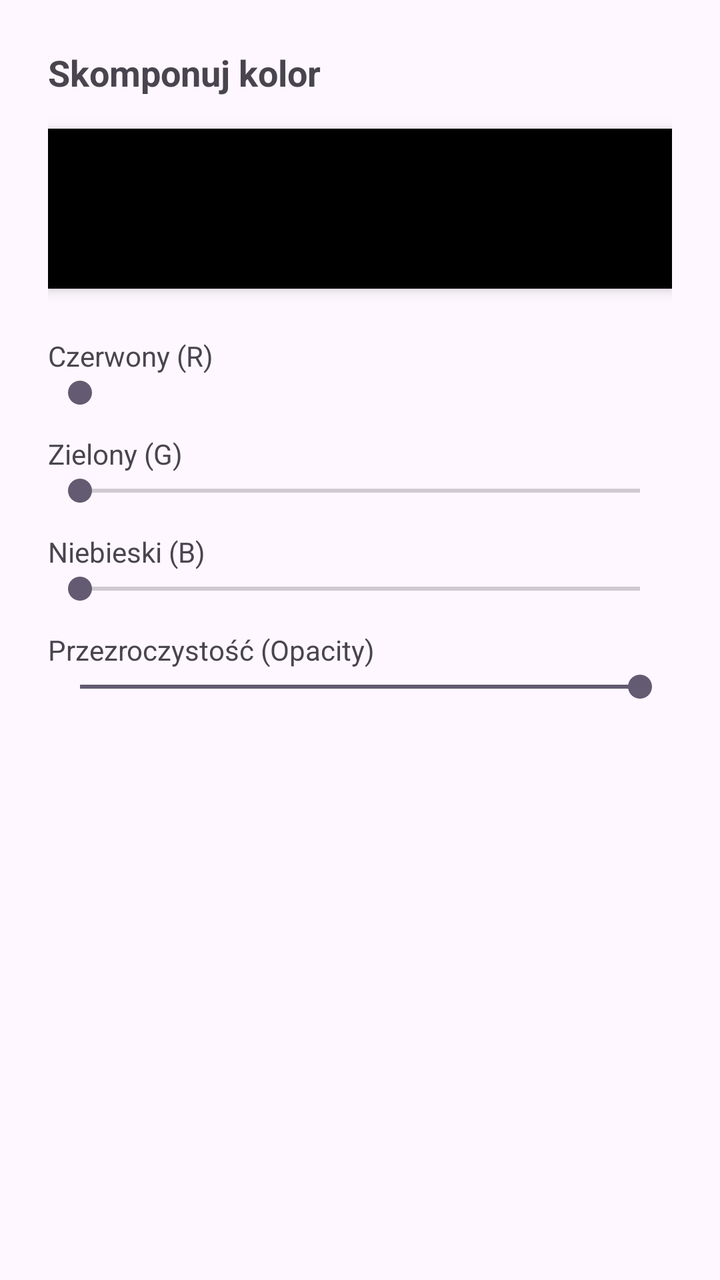
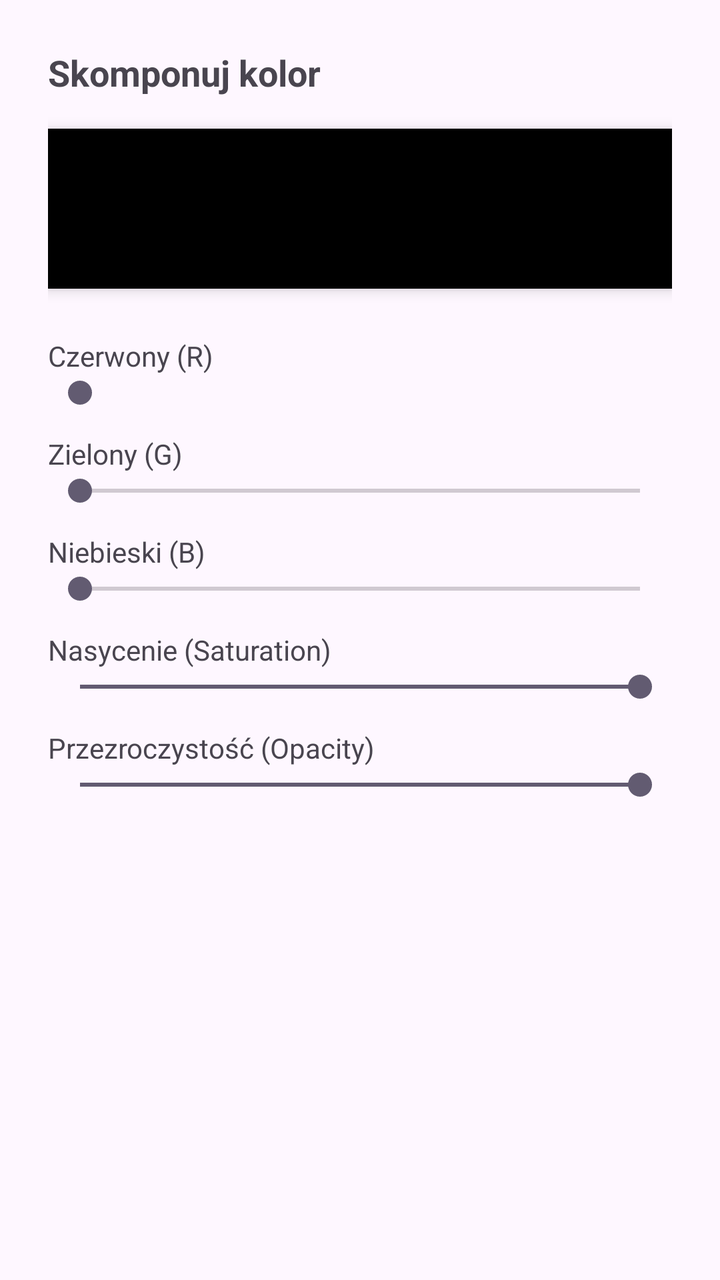

Before-and-after screenshots of an Android layout around one commit, followed by the original layout XML and the change that was made.
<!-- AndroidManifest.xml: application theme Theme.TacticalCalendar -->
<!-- res/layout/dialog_color_picker.xml -->
<?xml version="1.0" encoding="utf-8"?>
<LinearLayout xmlns:android="http://schemas.android.com/apk/res/android"
    android:layout_width="match_parent"
    android:layout_height="wrap_content"
    android:orientation="vertical"
    android:padding="24dp">

    <TextView
        android:id="@+id/tvPickerTitle"
        android:layout_width="wrap_content"
        android:layout_height="wrap_content"
        android:text="Skomponuj kolor"
        android:textSize="18sp"
        android:textStyle="bold"
        android:layout_marginBottom="16dp"/>

    <View
        android:id="@+id/viewColorPreview"
        android:layout_width="match_parent"
        android:layout_height="80dp"
        android:background="#000000"
        android:elevation="4dp"
        android:layout_marginBottom="24dp"/>

    
    <TextView
        android:layout_width="wrap_content"
        android:layout_height="wrap_content"
        android:text="Czerwony (R)"/>
    <SeekBar
        android:id="@+id/sbRed"
        android:layout_width="match_parent"
        android:layout_height="wrap_content"
        android:max="255"
        android:progressDrawable="@android:color/transparent"
        android:layout_marginBottom="12dp"/>

    
    <TextView
        android:layout_width="wrap_content"
        android:layout_height="wrap_content"
        android:text="Zielony (G)"/>
    <SeekBar
        android:id="@+id/sbGreen"
        android:layout_width="match_parent"
        android:layout_height="wrap_content"
        android:max="255"
        android:layout_marginBottom="12dp"/>

    
    <TextView
        android:layout_width="wrap_content"
        android:layout_height="wrap_content"
        android:text="Niebieski (B)"/>
    <SeekBar
        android:id="@+id/sbBlue"
        android:layout_width="match_parent"
        android:layout_height="wrap_content"
        android:max="255"
        android:layout_marginBottom="12dp"/>

    
    <TextView
        android:layout_width="wrap_content"
        android:layout_height="wrap_content"
        android:text="Przezroczystość (Opacity)"/>
    <SeekBar
        android:id="@+id/sbAlpha"
        android:layout_width="match_parent"
        android:layout_height="wrap_content"
        android:max="255"
        android:progress="255"
        android:layout_marginBottom="12dp"/>

</LinearLayout>
<!-- resources referenced by this layout -->
<resources>
  <style name="Theme.TacticalCalendar" parent="Base.Theme.TacticalCalendar" />
  <style name="Base.Theme.TacticalCalendar" parent="Theme.Material3.DayNight.NoActionBar">
          
          
      </style>
</resources>

<!-- the commit's change to res/layout/dialog_color_picker.xml (unified diff, before → after) -->
@@ -63,6 +63,19 @@
     <TextView
         android:layout_width="wrap_content"
         android:layout_height="wrap_content"
+        android:text="Nasycenie (Saturation)"/>
+    <SeekBar
+        android:id="@+id/sbSaturation"
+        android:layout_width="match_parent"
+        android:layout_height="wrap_content"
+        android:max="100"
+        android:progress="100"
+        android:layout_marginBottom="12dp"/>
+
+    
+    <TextView
+        android:layout_width="wrap_content"
+        android:layout_height="wrap_content"
         android:text="Przezroczystość (Opacity)"/>
     <SeekBar
         android:id="@+id/sbAlpha"
